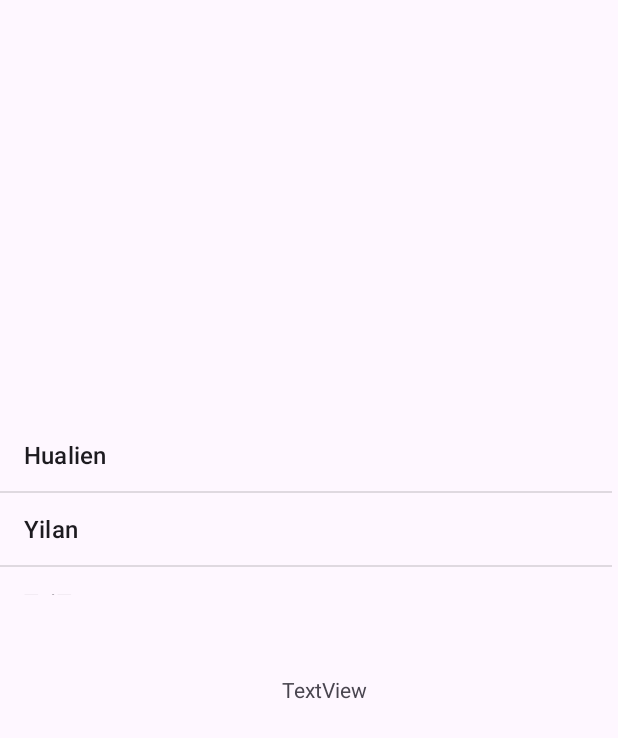
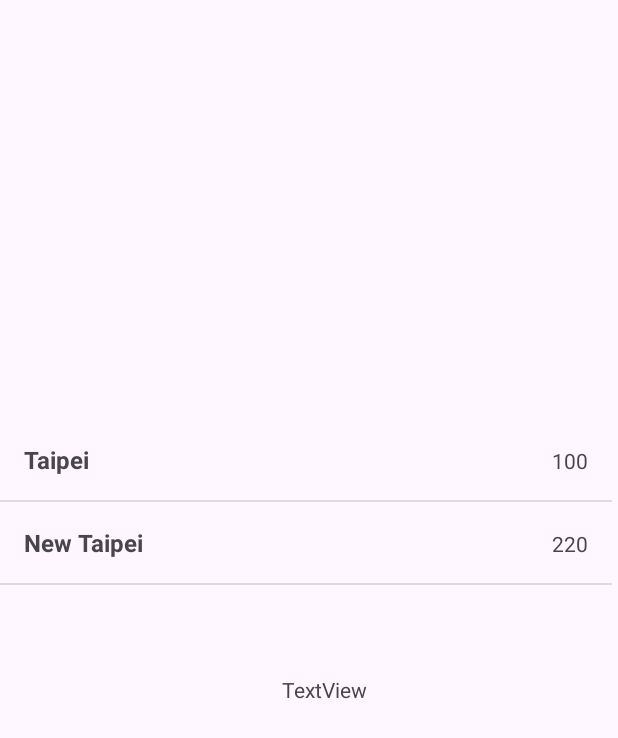
Before and after one commit to alfo0924/20240805AdvancedWidget-Android, an Android app: the screen it shows after launch (MainActivity), on a phone screen of 412 x 824 dp. Shown: the top 738 px of the screen. Run offline under Robolectric (Android 15) with nearby library versions, the phone set to English and light mode, and no system bars.

Commit message:
v1.28  客製化 Adapter through  xml style various Adapter style

```diff
--- a/20240807ListViewTest/app/src/main/java/com/example/a20240807listviewtest/City.java
+++ b/20240807ListViewTest/app/src/main/java/com/example/a20240807listviewtest/City.java
@@ -2,8 +2,8 @@ package com.example.a20240807listviewtest;
 
 public class City {
 
-    private String name;
-    private int zipCode;
+    public String name;
+    public int zipCode;
 
     public City(String name ,int zipCode){
         this.name=name;
--- a/20240807ListViewTest/app/src/main/java/com/example/a20240807listviewtest/MainActivity.java
+++ b/20240807ListViewTest/app/src/main/java/com/example/a20240807listviewtest/MainActivity.java
@@ -1,7 +1,10 @@
 package com.example.a20240807listviewtest;
 
+import android.content.Context;
 import android.os.Bundle;
+import android.view.LayoutInflater;
 import android.view.View;
+import android.view.ViewGroup;
 import android.widget.AdapterView;
 import android.widget.ArrayAdapter;
 import android.widget.ListView;
@@ -9,6 +12,8 @@ import android.widget.TextView;
 import android.widget.Toast;
 
 import androidx.activity.EdgeToEdge;
+import androidx.annotation.NonNull;
+import androidx.annotation.Nullable;
 import androidx.appcompat.app.AlertDialog;
 import androidx.appcompat.app.AppCompatActivity;
 import androidx.core.graphics.Insets;
@@ -16,12 +21,13 @@ import androidx.core.view.ViewCompat;
 import androidx.core.view.WindowInsetsCompat;
 
 import java.util.ArrayList;
-import java.util.List;
 
-public class MainActivity extends AppCompatActivity implements AdapterView.OnItemClickListener  {
+public class MainActivity extends AppCompatActivity implements AdapterView.OnItemClickListener {
 
     private ListView cityListView;
-    private List<String> cities =new ArrayList<String>();
+    private ArrayList<City> cities = new ArrayList<>();
+    private TextView selectedCityTextView;
+
     @Override
     protected void onCreate(Bundle savedInstanceState) {
         super.onCreate(savedInstanceState);
@@ -32,44 +38,72 @@ public class MainActivity extends AppCompatActivity implements AdapterView.OnIte
             v.setPadding(systemBars.left, systemBars.top, systemBars.right, systemBars.bottom);
             return insets;
         });
-        cityListView = (ListView) findViewById(R.id.cityListView);
+        cityListView = findViewById(R.id.cityListView);
+        selectedCityTextView = findViewById(R.id.textView);
         setupCities();
         cityListView.setOnItemClickListener(this);
-
     }
 
     public void setupCities() {
-        String[] citiesArray = getResources().getStringArray(R.array.cities);
-        cities.add("Hualien");
-        cities.add("Yilan");
-        cities.add("TaiTong");
-        cities.add("ChangHua");
-        cities.add("NanTou");
-        cities.add("MiaoLi");
-        //new ArrayAdapter
-        ArrayAdapter<String> adapter = new ArrayAdapter<String>(this, android.R.layout.simple_list_item_1, cities);
+        cities.add(new City("Taipei", 100));
+        cities.add(new City("New Taipei", 220));
+        cities.add(new City("Taoyuan", 330));
+        cities.add(new City("Hsinchu", 300));
+        cities.add(new City("Taichung", 400));
+        cities.add(new City("Kaohsiung", 800));
+        cities.add(new City("Hualien", 970));
+        cities.add(new City("Yilan", 260));
+
+        CityAdapter adapter = new CityAdapter(this, cities);
         cityListView.setAdapter(adapter);
     }
 
+    private class CityAdapter extends ArrayAdapter<City> {
+        public CityAdapter(Context context, ArrayList<City> cities) {
+            super(context, 0, cities);
+        }
+
+        @NonNull
+        @Override
+        public View getView(int position, @Nullable View convertView, @NonNull ViewGroup parent) {
+            City city = getItem(position);
+            if (convertView == null) {
+                convertView = LayoutInflater.from(getContext()).inflate(R.layout.city_information, parent, false);
+            }
+            TextView tvName = convertView.findViewById(R.id.cityName);
+            TextView tvZipCode = convertView.findViewById(R.id.cityZipCode);
+            if (city != null) {
+                tvName.setText(city.name);
+                tvZipCode.setText(String.valueOf(city.zipCode));
+            }
+            return convertView;
+        }
+    }
 
     @Override
-    public void onItemClick(AdapterView<?> adapterView, View view, int i, long l) {
-        TextView tv =(TextView)findViewById(R.id.textView);
-//        String[]citiesArray = getResources().getStringArray(R.array.cities);
-
-        AlertDialog.Builder dialog =new AlertDialog.Builder(this);
+    public void onItemClick(AdapterView<?> adapterView, View view, int position, long id) {
+        City selectedCity = cities.get(position);
+        AlertDialog.Builder dialog = new AlertDialog.Builder(this);
         dialog.setTitle("城市");
-        dialog.setMessage("你點選的是"+cities.get(i)).setCancelable(true);
+        dialog.setMessage("你點選的是" + selectedCity.name + " (郵遞區號: " + selectedCity.zipCode + ")");
         dialog.setCancelable(true);
-        dialog.setPositiveButton("確定",null);
-        dialog.setNeutralButton("取消",null);
-        dialog.setNegativeButton("離開",null);
+        dialog.setPositiveButton("確定", null);
+        dialog.setNeutralButton("取消", null);
+        dialog.setNegativeButton("離開", null);
         dialog.show();
 
+        Toast.makeText(this, "你點選的是 " + selectedCity.name, Toast.LENGTH_SHORT).show();
 
+        selectedCityTextView.setText("Selected: " + selectedCity.name + " (" + selectedCity.zipCode + ")");
+    }
 
-//        Toast.makeText(this,"你點選的是 " + citiesArray[i], Toast.LENGTH_SHORT).show();
-//        tv.setText("你點選的是"+citiesArray[i]);
+    private static class City {
+        String name;
+        int zipCode;
 
+        City(String name, int zipCode) {
+            this.name = name;
+            this.zipCode = zipCode;
+        }
     }
 }
--- a/20240807ListViewTest/app/src/main/res/layout/city_information.xml
+++ b/20240807ListViewTest/app/src/main/res/layout/city_information.xml
@@ -1,6 +1,23 @@
 <?xml version="1.0" encoding="utf-8"?>
-<androidx.constraintlayout.widget.ConstraintLayout xmlns:android="http://schemas.android.com/apk/res/android"
+<LinearLayout
+    xmlns:android="http://schemas.android.com/apk/res/android"
     android:layout_width="match_parent"
-    android:layout_height="match_parent">
+    android:layout_height="wrap_content"
+    android:orientation="horizontal"
+    android:padding="16dp">
 
-</androidx.constraintlayout.widget.ConstraintLayout>
+    <TextView
+        android:id="@+id/cityName"
+        android:layout_width="0dp"
+        android:layout_height="wrap_content"
+        android:layout_weight="1"
+        android:textSize="16sp"
+        android:textStyle="bold" />
+
+    <TextView
+        android:id="@+id/cityZipCode"
+        android:layout_width="wrap_content"
+        android:layout_height="wrap_content"
+        android:textSize="14sp" />
+
+</LinearLayout>
```
